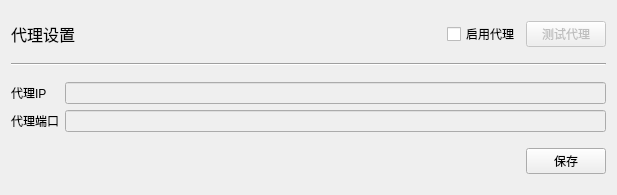
Qt form ui/configForm.ui (abcd1234564499sc/runJSFunctionByUrl) before a commit.
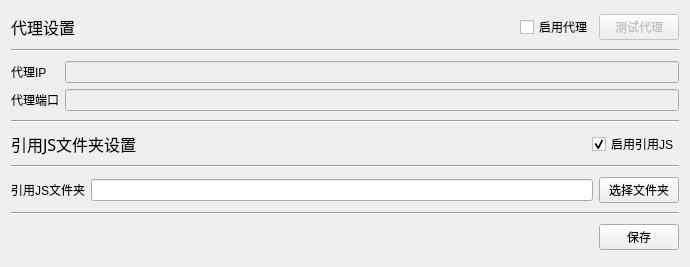
The same form after that commit.

```diff
--- a/ui/configForm.ui
+++ b/ui/configForm.ui
@@ -6,14 +6,14 @@
    <rect>
     <x>0</x>
     <y>0</y>
-    <width>617</width>
-    <height>195</height>
+    <width>690</width>
+    <height>267</height>
    </rect>
   </property>
   <property name="windowTitle">
    <string>设置</string>
   </property>
-  <layout class="QVBoxLayout" name="verticalLayout" stretch="1,1,100,1">
+  <layout class="QVBoxLayout" name="verticalLayout">
    <item>
     <layout class="QHBoxLayout" name="horizontalLayout" stretch="0,0,0,0">
      <item>
@@ -100,6 +100,88 @@
      </item>
     </layout>
    </item>
+   <item>
+    <widget class="Line" name="line_2">
+     <property name="orientation">
+      <enum>Qt::Horizontal</enum>
+     </property>
+    </widget>
+   </item>
+   <item>
+    <layout class="QHBoxLayout" name="horizontalLayout_2" stretch="0,0,0">
+     <item>
+      <widget class="QLabel" name="label_5">
+       <property name="font">
+        <font>
+         <family>方正黑体简体</family>
+         <pointsize>12</pointsize>
+        </font>
+       </property>
+       <property name="text">
+        <string>引用JS文件夹设置</string>
+       </property>
+      </widget>
+     </item>
+     <item>
+      <spacer name="horizontalSpacer_2">
+       <property name="orientation">
+        <enum>Qt::Horizontal</enum>
+       </property>
+       <property name="sizeHint" stdset="0">
+        <size>
+         <width>40</width>
+         <height>20</height>
+        </size>
+       </property>
+      </spacer>
+     </item>
+     <item>
+      <widget class="QCheckBox" name="ifExternalJSCheckBox">
+       <property name="text">
+        <string>启用引用JS</string>
+       </property>
+       <property name="checked">
+        <bool>true</bool>
+       </property>
+      </widget>
+     </item>
+    </layout>
+   </item>
+   <item>
+    <widget class="Line" name="line_3">
+     <property name="orientation">
+      <enum>Qt::Horizontal</enum>
+     </property>
+    </widget>
+   </item>
+   <item>
+    <layout class="QHBoxLayout" name="horizontalLayout_4">
+     <item>
+      <widget class="QLabel" name="label_6">
+       <property name="text">
+        <string>引用JS文件夹</string>
+       </property>
+      </widget>
+     </item>
+     <item>
+      <widget class="QLineEdit" name="externalJSFolderPathLineEdit"/>
+     </item>
+     <item>
+      <widget class="QPushButton" name="selectExternalJSFolderButton">
+       <property name="text">
+        <string>选择文件夹</string>
+       </property>
+      </widget>
+     </item>
+    </layout>
+   </item>
+   <item>
+    <widget class="Line" name="line_4">
+     <property name="orientation">
+      <enum>Qt::Horizontal</enum>
+     </property>
+    </widget>
+   </item>
    <item>
     <layout class="QHBoxLayout" name="horizontalLayout_3">
      <item>
```
Left out of the diff: 74 changed lines with no effect on the pictures.
